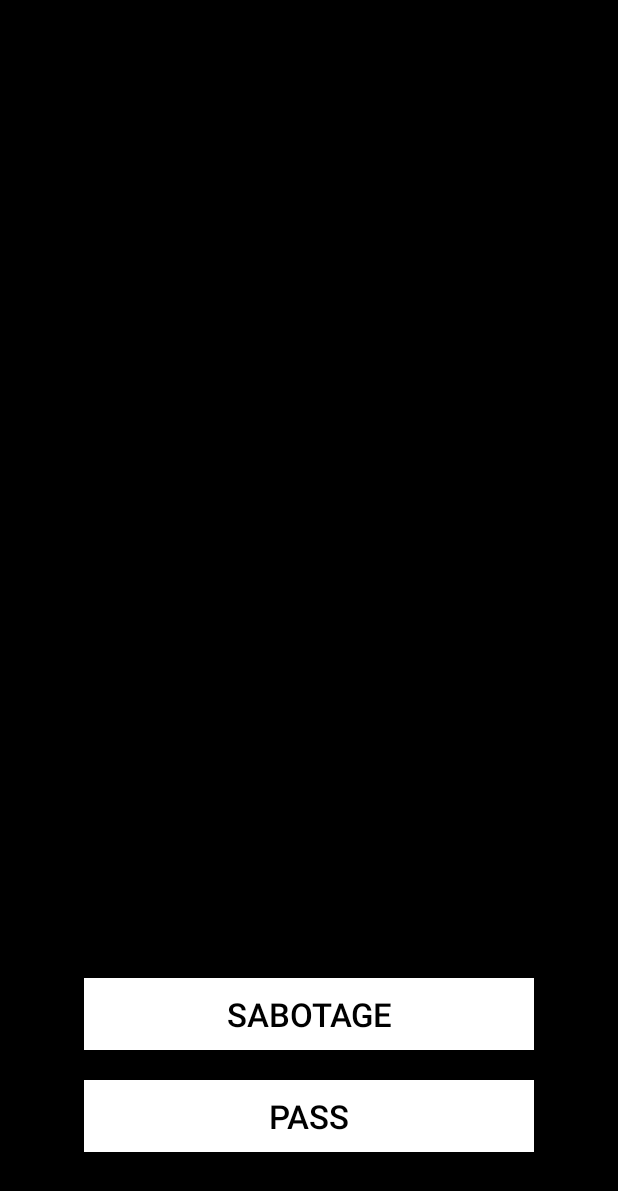
After one commit to LeoMarin/TheResistance, an Android app: the fragment VoteFragment shown on its own in the app's theme, on a phone screen of 412 x 824 dp. The commit adds this screen. Shown: the top 1191 px of the screen. Run offline under Robolectric (Android 15) with nearby library versions, the phone set to English and light mode, and no system bars; Roboto replaces fonts that are not available here.

Commit message:
VoteFragment class created

```diff
--- /dev/null
+++ b/app/src/main/java/com/tony/theresistance/SectionsStatePagerAdapter.java
@@ -0,0 +1,35 @@
+package com.tony.theresistance;
+
+import androidx.fragment.app.Fragment;
+import androidx.fragment.app.FragmentManager;
+import androidx.fragment.app.FragmentStatePagerAdapter;
+
+import java.util.ArrayList;
+import java.util.List;
+
+public class SectionsStatePagerAdapter extends FragmentStatePagerAdapter {
+
+    private final List<Fragment> mFragmentList = new ArrayList<>();
+    private final List<String> mFragmentTitleList = new ArrayList<>();
+
+
+    public SectionsStatePagerAdapter(FragmentManager fm) {
+        super(fm);
+
+    }
+
+    private void addFragment(Fragment fragment, String title){
+        mFragmentList.add(fragment);
+        mFragmentTitleList.add(title);
+    }
+
+    @Override
+    public Fragment getItem(int position) {
+        return mFragmentList.get(position);
+    }
+
+    @Override
+    public int getCount() {
+        return mFragmentList.size();
+    }
+}
--- /dev/null
+++ b/app/src/main/java/com/tony/theresistance/VoteFragment.java
@@ -0,0 +1,36 @@
+package com.tony.theresistance;
+
+import android.os.Bundle;
+import android.view.LayoutInflater;
+import android.view.View;
+import android.view.ViewGroup;
+import android.widget.Button;
+
+import androidx.annotation.NonNull;
+import androidx.annotation.Nullable;
+import androidx.fragment.app.Fragment;
+
+public class VoteFragment extends Fragment {
+    private static final String TAG = "VoteFragment";
+
+    private Button buttonPass;
+    private Button buttonSabotage;
+
+    @Nullable
+    @Override
+    public View onCreateView(@NonNull LayoutInflater inflater, @Nullable ViewGroup container, @Nullable Bundle savedInstanceState) {
+        View view = inflater.inflate(R.layout.vote_fragment, container, false);
+
+        buttonPass = view.findViewById(R.id.buttonPass);
+        buttonSabotage = view.findViewById(R.id.buttonSabotage);
+
+        buttonPass.setOnClickListener(new View.OnClickListener() {
+            @Override
+            public void onClick(View view) {
+
+            }
+        });
+
+        return view;
+    }
+}
--- a/app/src/main/res/layout/vote_fragment.xml
+++ b/app/src/main/res/layout/vote_fragment.xml
@@ -1,8 +1,38 @@
 <?xml version="1.0" encoding="utf-8"?>
 <androidx.constraintlayout.widget.ConstraintLayout xmlns:android="http://schemas.android.com/apk/res/android"
+    xmlns:app="http://schemas.android.com/apk/res-auto"
+    xmlns:tools="http://schemas.android.com/tools"
     android:orientation="vertical" android:layout_width="match_parent"
     android:layout_height="match_parent"
     android:background="@color/colorMidnightBlack"
     android:keepScreenOn="true">
 
+
+    <Button
+    android:id="@+id/buttonPass"
+    android:layout_width="300dp"
+    android:layout_height="wrap_content"
+    android:layout_marginBottom="56dp"
+    android:background="@color/colorComplementaryWhite"
+    android:text="Pass"
+    android:textColor="@color/colorMidnightBlack"
+    android:textSize="22sp"
+    app:layout_constraintBottom_toBottomOf="parent"
+    app:layout_constraintEnd_toEndOf="parent"
+    app:layout_constraintStart_toStartOf="parent" />
+
+
+    <Button
+        android:id="@+id/buttonSabotage"
+        android:layout_width="300dp"
+        android:layout_height="wrap_content"
+        android:layout_marginBottom="20dp"
+        android:background="@color/colorComplementaryWhite"
+        android:text="Sabotage"
+        android:textColor="@color/colorMidnightBlack"
+        android:textSize="22sp"
+        app:layout_constraintBottom_toTopOf="@+id/buttonPass"
+        app:layout_constraintEnd_toEndOf="parent"
+        app:layout_constraintStart_toStartOf="parent" />
+
 </androidx.constraintlayout.widget.ConstraintLayout>
```
